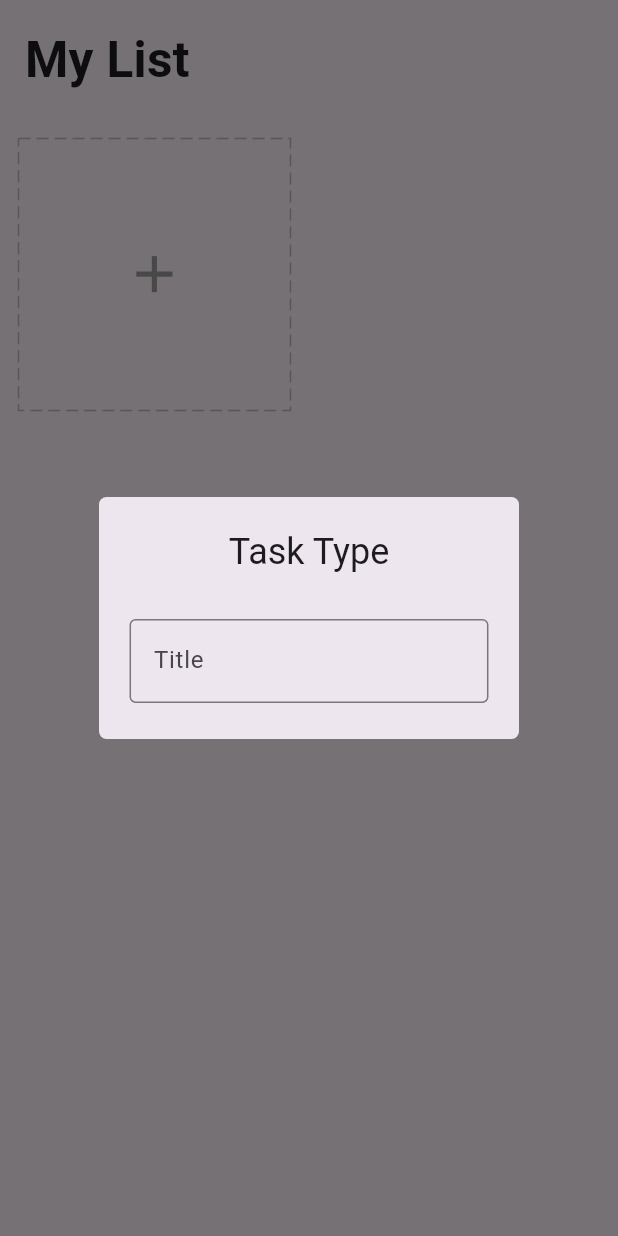
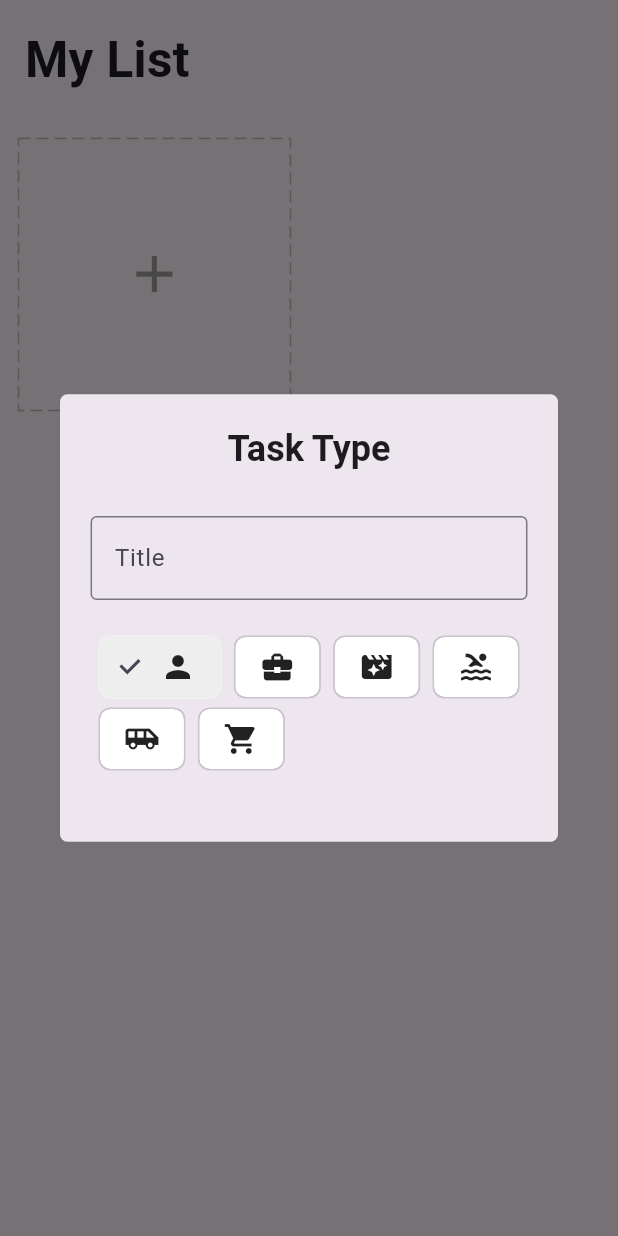
Before and after one commit to muhammadfarros12/flutter_todo_list, a Flutter app: the screen it shows after launch, after a tap on the "add" icon, on a phone screen of 412 x 824 dp. Run offline on Flutter 3.47's test engine with Material 3 defaults, Android fonts, the phone set to English and light mode, and no system bars; drawn by our look-alikes of dotted_border; our stand-ins replace equatable, flutter_easyloading, get, get_storage.

Commit message:
choice chip & change select

```diff
--- a/lib/app/modules/home/controller.dart
+++ b/lib/app/modules/home/controller.dart
@@ -13,6 +13,8 @@ class HomeController extends GetxController {
   final formKey = GlobalKey<FormState>();
   final editController = TextEditingController();
 
+  final chipIndex = 0.obs;
+
   final tasks = <Task>[].obs;
 
   @override
@@ -24,7 +26,10 @@ class HomeController extends GetxController {
 
   @override
   void onClose() {
-    // TODO: implement onClose
     super.onClose();
   }
+
+  void changeChipIndex(int value){
+    chipIndex.value = value;
+  }
 }
--- a/lib/app/modules/home/widgets/add_card.dart
+++ b/lib/app/modules/home/widgets/add_card.dart
@@ -25,6 +25,7 @@ class AddCard extends StatelessWidget {
               ),
               radius: 5,
               title: 'Task Type',
+              titleStyle: const TextStyle(fontWeight: FontWeight.bold),
               content: Form(
                 key: homeController.formKey,
                 child: Column(
@@ -37,7 +38,7 @@ class AddCard extends StatelessWidget {
                           border: OutlineInputBorder(),
                           labelText: 'Title',
                         ),
-                        validator: (value){
+                        validator: (value) {
                           if (value == null || value.trim().isEmpty) {
                             return 'Please enter your task title';
                           }
@@ -45,6 +46,30 @@ class AddCard extends StatelessWidget {
                         },
                       ),
                     ),
+                    Padding(
+                      padding: EdgeInsets.symmetric(vertical: 5.0.wp),
+                      child: Wrap(
+                        spacing: 2.0.wp,
+                        children: icons
+                            .map((e) => Obx(() {
+                                  final index = icons.indexOf(e);
+                                  return ChoiceChip(
+                                    selectedColor: Colors.grey[200],
+                                    pressElevation: 0,
+                                    backgroundColor: Colors.white,
+                                    label: e,
+                                    selected:
+                                        homeController.chipIndex.value == index,
+                                    onSelected: (bool selected) {
+                                      homeController.chipIndex.value = selected
+                                          ? index
+                                          : 0;
+                                    },
+                                  );
+                                }))
+                            .toList(),
+                      ),
+                    )
                   ],
                 ),
               ));
```
